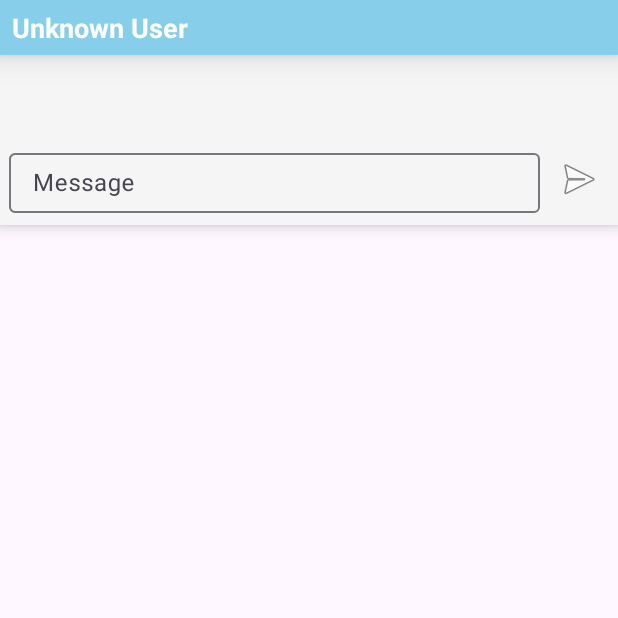
After one commit to vishalyadav-77/pairly, an Android app: the fragment ChatFragmentBottom shown on its own in the app's theme, on a phone screen of 412 x 824 dp, the top half of it. The commit adds this screen. Run offline under Robolectric (Android 15) with nearby library versions, the phone set to English and light mode, and no system bars; our stand-ins replace Firebase (no records; nobody signed in at launch, a user with empty details on screens opened directly).

Commit message:
added mini chat screen in game and navigation to games through user chat

```diff
--- a/app/src/main/AndroidManifest.xml
+++ b/app/src/main/AndroidManifest.xml
@@ -41,6 +41,12 @@
         <activity
             android:name=".ChatActivity"
             android:exported="false" />
+        <activity
+            android:name=".GamesListActivity"
+            android:exported="false" />
+        <activity
+            android:name=".GameWebViewActivity"
+            android:exported="false" />
     </application>
 
 </manifest>
--- /dev/null
+++ b/app/src/main/java/com/fashion/fashionapp/ChatFragmentBottom.kt
@@ -0,0 +1,133 @@
+package com.fashion.fashionapp
+
+import android.os.Bundle
+import android.view.LayoutInflater
+import android.view.View
+import android.view.ViewGroup
+import android.widget.ImageButton
+import android.widget.TextView
+import androidx.fragment.app.Fragment
+import androidx.recyclerview.widget.LinearLayoutManager
+import androidx.recyclerview.widget.RecyclerView
+import com.google.android.material.textfield.TextInputEditText
+import com.google.firebase.auth.FirebaseAuth
+import com.google.firebase.firestore.FirebaseFirestore
+import com.fashion.fashionapp.models.Message
+import com.fashion.fashionapp.models.User
+
+class ChatFragmentBottom : Fragment() {
+
+    private lateinit var userName: TextView
+    private lateinit var messagesRecyclerView: RecyclerView
+    private lateinit var messageInput: TextInputEditText
+    private lateinit var sendButton: ImageButton
+    private lateinit var messageAdapter: MessageAdapter
+    private lateinit var firestore: FirebaseFirestore
+    private lateinit var auth: FirebaseAuth
+
+    private var chatId: String = ""
+    private var otherUserId: String = ""
+
+    companion object {
+        fun newInstance(chatId: String, otherUserId: String): ChatFragmentBottom {
+            val fragment = ChatFragmentBottom()
+            fragment.arguments = Bundle().apply {
+                putString("chatId", chatId)
+                putString("otherUserId", otherUserId)
+            }
+            return fragment
+        }
+    }
+
+    override fun onCreate(savedInstanceState: Bundle?) {
+        super.onCreate(savedInstanceState)
+        auth = FirebaseAuth.getInstance()
+        firestore = FirebaseFirestore.getInstance()
+
+    }
+
+    override fun onCreateView(
+        inflater: LayoutInflater, container: ViewGroup?, savedInstanceState: Bundle?
+    ): View {
+        return inflater.inflate(R.layout.fragment_bottom_chat, container, false)
+    }
+
+    override fun onViewCreated(view: View, savedInstanceState: Bundle?) {
+        messagesRecyclerView = view.findViewById(R.id.messagesRecyclerView)
+        messageInput = view.findViewById(R.id.messageInput)
+        sendButton = view.findViewById(R.id.sendButton)
+        userName = view.findViewById(R.id.userName)
+        chatId = arguments?.getString("chatId") ?: ""
+        otherUserId = arguments?.getString("otherUserId") ?: ""
+
+        messageAdapter = MessageAdapter()
+        messagesRecyclerView.layoutManager = LinearLayoutManager(requireContext()).apply {
+            stackFromEnd = true
+        }
+        messagesRecyclerView.adapter = messageAdapter
+
+        loadOtherUserInfo()
+        loadMessages()
+
+        sendButton.setOnClickListener {
+            val messageText = messageInput.text.toString().trim()
+            if (messageText.isNotEmpty()) {
+                sendMessage(messageText)
+                messageInput.text?.clear()
+            }
+        }
+    }
+
+    private fun loadMessages() {
+        firestore.collection("chats")
+            .document(chatId)
+            .collection("messages")
+            .orderBy("timestamp")
+            .addSnapshotListener { snapshot, _ ->
+                val messages = snapshot?.documents?.mapNotNull { doc ->
+                    doc.toObject(Message::class.java)?.copy(id = doc.id)
+                } ?: listOf()
+                messageAdapter.submitList(messages)
+                messagesRecyclerView.scrollToPosition(messages.size - 1)
+//                if (messages.isNotEmpty()) {
+//                    messagesRecyclerView.scrollToPosition(messages.size - 1)
+//                }
+            }
+    }
+    private fun loadOtherUserInfo() {
+        firestore.collection("users")
+            .document(otherUserId)
+            .get()
+            .addOnSuccessListener { document ->
+                val user = document.toObject(User::class.java)
+                userName.text = user?.username ?: "Unknown User"
+            }
+    }
+
+    private fun sendMessage(messageText: String) {
+        val currentUser = auth.currentUser ?: return
+        val message = hashMapOf(
+            "senderId" to currentUser.uid,
+            "receiverId" to otherUserId,
+            "message" to messageText,
+            "timestamp" to System.currentTimeMillis(),
+            "isRead" to false
+        )
+
+        firestore.collection("chats")
+            .document(chatId)
+            .collection("messages")
+            .add(message)
+            .addOnSuccessListener {
+                firestore.collection("chats")
+                    .document(chatId)
+                    .update(
+                        mapOf(
+                            "lastMessage" to messageText,
+                            "lastMessageTime" to message["timestamp"],
+                            "lastMessageSenderId" to currentUser.uid
+                        )
+                    )
+            }
+    }
+}
--- /dev/null
+++ b/app/src/main/res/layout/fragment_bottom_chat.xml
@@ -0,0 +1,68 @@
+<?xml version="1.0" encoding="utf-8"?>
+<LinearLayout xmlns:android="http://schemas.android.com/apk/res/android"
+    android:id="@+id/chatContainer"
+    android:layout_width="match_parent"
+    android:layout_height="wrap_content"
+    android:orientation="vertical"
+    android:background="#F5F5F5"
+    android:elevation="6dp"
+    android:paddingBottom="4dp"
+    android:minHeight="150dp">
+    <LinearLayout
+        android:layout_width="match_parent"
+        android:layout_height="wrap_content"
+        android:orientation="vertical"
+        android:background="@color/sky"
+        android:elevation="12dp"
+        android:padding="6dp">
+        <TextView
+            android:id="@+id/userName"
+            android:textColor="@color/white"
+            android:layout_width="wrap_content"
+            android:layout_height="wrap_content"
+            android:text="AMAN"
+            android:paddingStart="2dp"
+            android:textStyle="bold"
+            android:textSize="18sp" />
+    </LinearLayout>
+
+    <androidx.recyclerview.widget.RecyclerView
+        android:id="@+id/messagesRecyclerView"
+        android:layout_width="match_parent"
+        android:layout_height="0dp"
+        android:layout_weight="1"
+        android:padding="4dp"
+        android:overScrollMode="never" />
+
+    <LinearLayout
+        android:layout_width="match_parent"
+        android:layout_height="wrap_content"
+        android:orientation="horizontal"
+        android:paddingHorizontal="6dp"
+        android:paddingVertical="4dp"
+        android:gravity="center_vertical">
+
+        <com.google.android.material.textfield.TextInputLayout
+            android:layout_width="0dp"
+            android:layout_height="wrap_content"
+            android:layout_weight="1"
+            android:layout_marginEnd="6dp">
+
+            <com.google.android.material.textfield.TextInputEditText
+                android:id="@+id/messageInput"
+                android:layout_width="match_parent"
+                android:layout_height="40dp"
+                android:paddingHorizontal="10dp"
+                android:hint="Message"
+                android:inputType="text" />
+        </com.google.android.material.textfield.TextInputLayout>
+
+        <ImageButton
+            android:id="@+id/sendButton"
+            android:layout_width="40dp"
+            android:layout_height="40dp"
+            android:background="?attr/selectableItemBackgroundBorderless"
+            android:src="@android:drawable/ic_menu_send"
+            android:contentDescription="Send" />
+    </LinearLayout>
+</LinearLayout>
```
Also changed, not shown: app/src/main/java/com/fashion/fashionapp/ChatActivity.kt (+10 -0 lines), app/src/main/res/layout/activity_chat.xml (+10 -0 lines).
